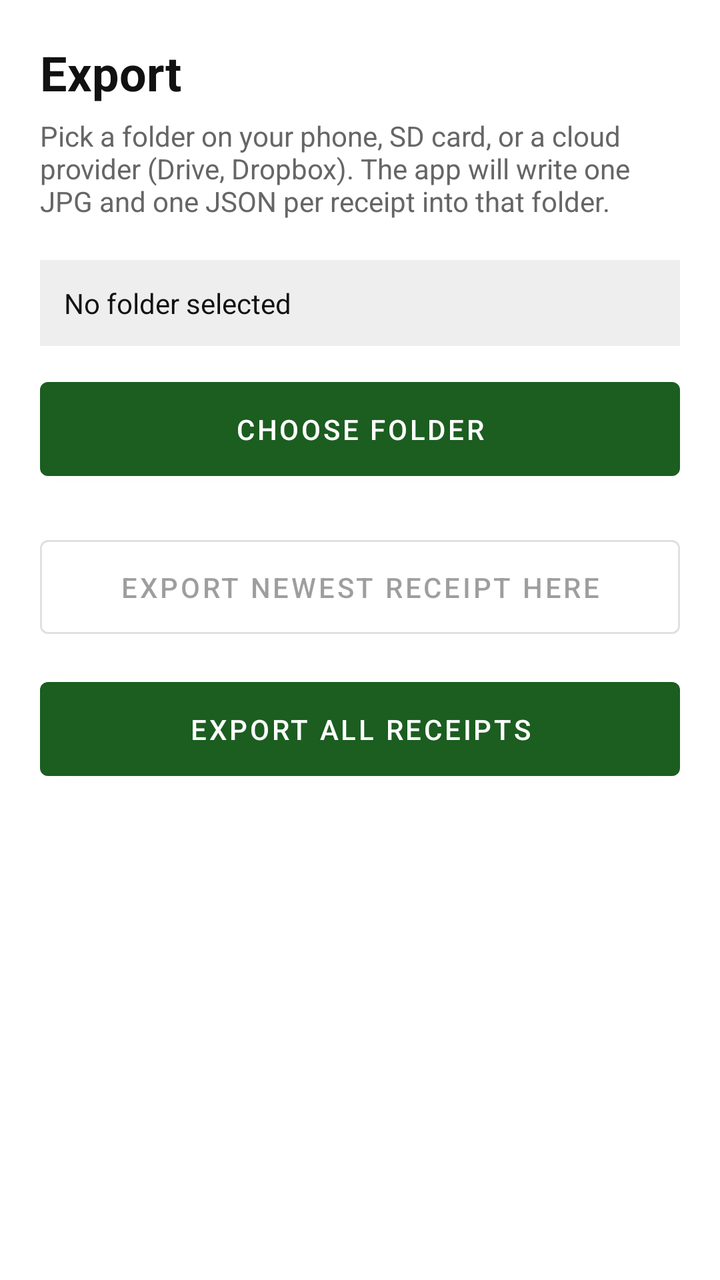
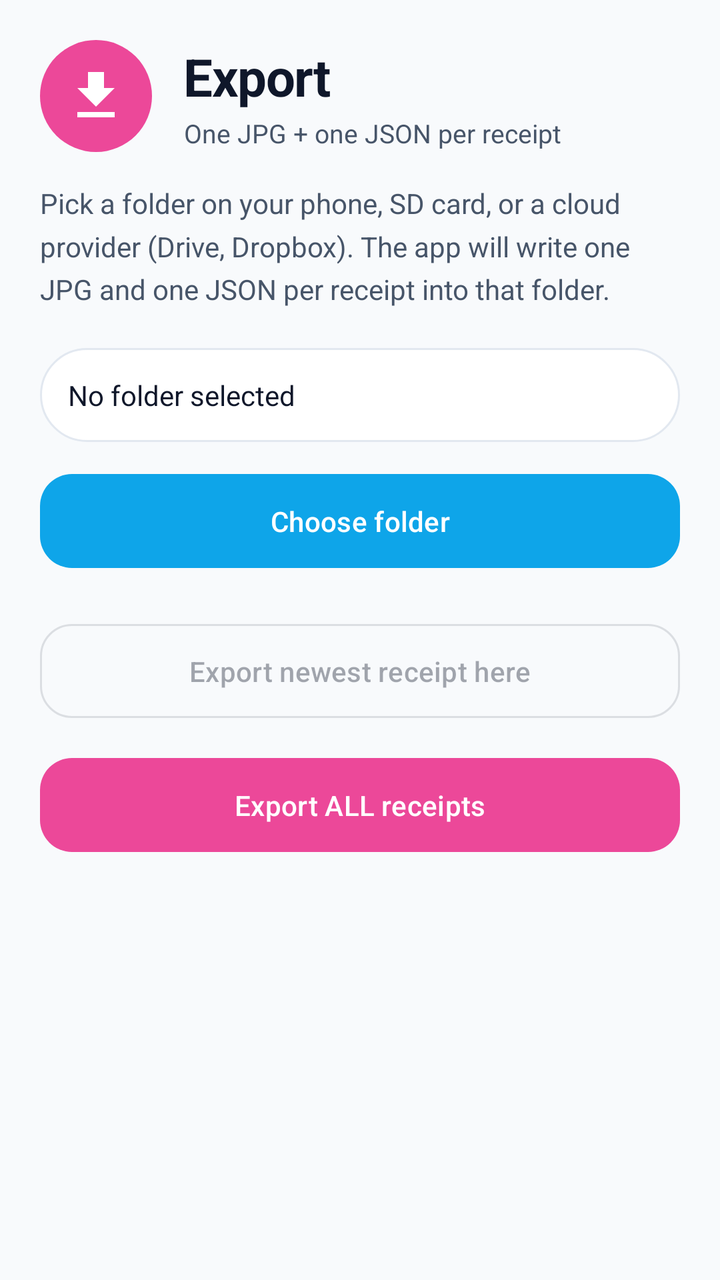

Two renders of the same Android screen: before a commit and after it. Below are the layout's source before the change and the commit's diff.
<!-- AndroidManifest.xml: application theme Theme.ReceiptTracker -->
<!-- res/layout/activity_export.xml -->
<?xml version="1.0" encoding="utf-8"?>
<ScrollView xmlns:android="http://schemas.android.com/apk/res/android"
    android:layout_width="match_parent"
    android:layout_height="match_parent"
    android:background="@color/background"
    android:fillViewport="true">

    <LinearLayout
        android:layout_width="match_parent"
        android:layout_height="wrap_content"
        android:orientation="vertical"
        android:padding="20dp">

        <TextView
            android:layout_width="wrap_content"
            android:layout_height="wrap_content"
            android:text="Export"
            android:textColor="@color/on_surface"
            android:textSize="24sp"
            android:textStyle="bold" />

        <TextView
            android:layout_width="match_parent"
            android:layout_height="wrap_content"
            android:layout_marginTop="6dp"
            android:layout_marginBottom="20dp"
            android:text="Pick a folder on your phone, SD card, or a cloud provider (Drive, Dropbox). The app will write one JPG and one JSON per receipt into that folder."
            android:textColor="@color/muted"
            android:textSize="14sp" />

        <TextView
            android:id="@+id/tv_folder"
            android:layout_width="match_parent"
            android:layout_height="wrap_content"
            android:background="@color/divider"
            android:padding="12dp"
            android:text="No folder selected"
            android:textColor="@color/on_surface"
            android:textSize="14sp" />

        <com.google.android.material.button.MaterialButton
            android:id="@+id/btn_pick"
            style="@style/Widget.MaterialComponents.Button"
            android:layout_width="match_parent"
            android:layout_height="wrap_content"
            android:layout_marginTop="12dp"
            android:padding="14dp"
            android:text="Choose folder" />

        <com.google.android.material.button.MaterialButton
            android:id="@+id/btn_export"
            style="@style/Widget.MaterialComponents.Button.OutlinedButton"
            android:layout_width="match_parent"
            android:layout_height="wrap_content"
            android:layout_marginTop="20dp"
            android:enabled="false"
            android:padding="14dp"
            android:text="Export newest receipt here" />

        <com.google.android.material.button.MaterialButton
            android:id="@+id/btn_export_all"
            style="@style/Widget.MaterialComponents.Button"
            android:layout_width="match_parent"
            android:layout_height="wrap_content"
            android:layout_marginTop="12dp"
            android:padding="14dp"
            android:text="Export ALL receipts" />

        <TextView
            android:id="@+id/tv_status"
            android:layout_width="match_parent"
            android:layout_height="wrap_content"
            android:layout_marginTop="20dp"
            android:textColor="@color/muted"
            android:textSize="13sp" />
    </LinearLayout>
</ScrollView>
<!-- resources referenced by this layout -->
<resources>
  <color name="background">#FFFFFFFF</color>
  <color name="divider">#FFEEEEEE</color>
  <color name="muted">#FF666666</color>
  <color name="on_surface">#FF111111</color>
  <style name="Theme.ReceiptTracker" parent="Theme.MaterialComponents.DayNight.NoActionBar">
          <item name="colorPrimary">@color/primary</item>
          <item name="colorPrimaryDark">@color/primary_variant</item>
          <item name="colorAccent">@color/primary</item>
          <item name="android:windowBackground">@color/background</item>
          <item name="android:textColorPrimary">@color/on_surface</item>
          <item name="android:textColorSecondary">@color/muted</item>
          <item name="android:statusBarColor" tools:targetApi="l">@color/primary_variant</item>
      </style>
  <color name="primary">#FF1B5E20</color>
  <color name="primary_variant">#FF003D00</color>
</resources>

<!-- the commit's change to res/layout/activity_export.xml (unified diff, before → after) -->
@@ -1,5 +1,6 @@
 <?xml version="1.0" encoding="utf-8"?>
 <ScrollView xmlns:android="http://schemas.android.com/apk/res/android"
+    xmlns:app="http://schemas.android.com/apk/res-auto"
     android:layout_width="match_parent"
     android:layout_height="match_parent"
     android:background="@color/background"
@@ -9,69 +10,114 @@
         android:layout_width="match_parent"
         android:layout_height="wrap_content"
         android:orientation="vertical"
-        android:padding="20dp">
+        android:paddingHorizontal="20dp"
+        android:paddingTop="20dp"
+        android:paddingBottom="32dp">
 
-        <TextView
-            android:layout_width="wrap_content"
+        
+        <LinearLayout
+            android:layout_width="match_parent"
             android:layout_height="wrap_content"
-            android:text="Export"
-            android:textColor="@color/on_surface"
-            android:textSize="24sp"
-            android:textStyle="bold" />
+            android:gravity="center_vertical"
+            android:orientation="horizontal">
+
+            <FrameLayout
+                android:layout_width="56dp"
+                android:layout_height="56dp"
+                android:background="@drawable/bg_icon_circle"
+                android:backgroundTint="@color/export_color">
+
+                <ImageView
+                    android:layout_width="32dp"
+                    android:layout_height="32dp"
+                    android:layout_gravity="center"
+                    android:src="@drawable/ic_export"
+                    android:importantForAccessibility="no" />
+            </FrameLayout>
+
+            <LinearLayout
+                android:layout_width="0dp"
+                android:layout_height="wrap_content"
+                android:layout_weight="1"
+                android:layout_marginStart="16dp"
+                android:orientation="vertical">
+
+                <TextView
+                    android:layout_width="wrap_content"
+                    android:layout_height="wrap_content"
+                    android:text="Export"
+                    android:textColor="@color/on_surface"
+                    android:textSize="26sp"
+                    android:textStyle="bold"
+                    android:letterSpacing="-0.02" />
+
+                <TextView
+                    android:layout_width="wrap_content"
+                    android:layout_height="wrap_content"
+                    android:layout_marginTop="2dp"
+                    android:text="One JPG + one JSON per receipt"
+                    android:textColor="@color/on_surface_variant"
+                    android:textSize="13sp" />
+            </LinearLayout>
+        </LinearLayout>
 
         <TextView
             android:layout_width="match_parent"
             android:layout_height="wrap_content"
-            android:layout_marginTop="6dp"
+            android:layout_marginTop="16dp"
             android:layout_marginBottom="20dp"
             android:text="Pick a folder on your phone, SD card, or a cloud provider (Drive, Dropbox). The app will write one JPG and one JSON per receipt into that folder."
-            android:textColor="@color/muted"
-            android:textSize="14sp" />
+            android:textColor="@color/on_surface_variant"
+            android:textSize="14sp"
+            android:lineSpacingMultiplier="1.3" />
 
         <TextView
             android:id="@+id/tv_folder"
             android:layout_width="match_parent"
             android:layout_height="wrap_content"
-            android:background="@color/divider"
-            android:padding="12dp"
+            android:background="@drawable/bg_action_card"
+            android:padding="14dp"
             android:text="No folder selected"
             android:textColor="@color/on_surface"
             android:textSize="14sp" />
 
         <com.google.android.material.button.MaterialButton
             android:id="@+id/btn_pick"
-            style="@style/Widget.MaterialComponents.Button"
             android:layout_width="match_parent"
             android:layout_height="wrap_content"
             android:layout_marginTop="12dp"
             android:padding="14dp"
-            android:text="Choose folder" />
+            android:text="Choose folder"
+            app:backgroundTint="@color/primary"
+            app:cornerRadius="16dp" />
 
         <com.google.android.material.button.MaterialButton
             android:id="@+id/btn_export"
-            style="@style/Widget.MaterialComponents.Button.OutlinedButton"
             android:layout_width="match_parent"
             android:layout_height="wrap_content"
             android:layout_marginTop="20dp"
             android:enabled="false"
             android:padding="14dp"
-            android:text="Export newest receipt here" />
+            android:text="Export newest receipt here"
+            style="@style/Widget.Material3.Button.OutlinedButton"
+            app:cornerRadius="16dp" />
 
         <com.google.android.material.button.MaterialButton
             android:id="@+id/btn_export_all"
-            style="@style/Widget.MaterialComponents.Button"
             android:layout_width="match_parent"
             android:layout_height="wrap_content"
             android:layout_marginTop="12dp"
             android:padding="14dp"
-            android:text="Export ALL receipts" />
+            android:text="Export ALL receipts"
+            app:backgroundTint="@color/export_color"
+            app:cornerRadius="16dp" />
 
         <TextView
             android:id="@+id/tv_status"
             android:layout_width="match_parent"
             android:layout_height="wrap_content"
             android:layout_marginTop="20dp"
-            android:textColor="@color/muted"
+            android:textColor="@color/on_surface_variant"
             android:textSize="13sp" />
     </LinearLayout>
 </ScrollView>
<!-- resource entries referenced after the edit -->
@@ -1,19 +1,110 @@
 <!-- resources referenced by this layout -->
 <resources>
-  <color name="background">#FFFFFFFF</color>
-  <color name="divider">#FFEEEEEE</color>
-  <color name="muted">#FF666666</color>
-  <color name="on_surface">#FF111111</color>
-  <style name="Theme.ReceiptTracker" parent="Theme.MaterialComponents.DayNight.NoActionBar">
+  <color name="background">#FFF8FAFC</color>
+  <color name="export_color">#FFEC4899</color>
+  <color name="on_surface">#FF0F172A</color>
+  <color name="on_surface_variant">#FF475569</color>
+  <style name="Theme.ReceiptTracker" parent="Theme.Material3.Light.NoActionBar">
+          
           <item name="colorPrimary">@color/primary</item>
-          <item name="colorPrimaryDark">@color/primary_variant</item>
-          <item name="colorAccent">@color/primary</item>
-          <item name="android:windowBackground">@color/background</item>
-          <item name="android:textColorPrimary">@color/on_surface</item>
-          <item name="android:textColorSecondary">@color/muted</item>
-          <item name="android:statusBarColor" tools:targetApi="l">@color/primary_variant</item>
+          <item name="colorOnPrimary">@color/on_primary</item>
+          <item name="colorPrimaryContainer">@color/primary_container</item>
+          <item name="colorOnPrimaryContainer">@color/on_primary_container</item>
+  
+          <item name="colorSecondary">@color/secondary</item>
+          <item name="colorOnSecondary">@color/on_secondary</item>
+          <item name="colorSecondaryContainer">@color/secondary_container</item>
+          <item name="colorOnSecondaryContainer">@color/on_secondary_container</item>
+  
+          <item name="colorTertiary">@color/tertiary</item>
+          <item name="colorOnTertiary">@color/on_tertiary</item>
+          <item name="colorTertiaryContainer">@color/tertiary_container</item>
+          <item name="colorOnTertiaryContainer">@color/on_tertiary_container</item>
+  
+          <item name="colorError">@color/error</item>
+          <item name="colorOnError">@color/on_primary</item>
+          <item name="colorErrorContainer">@color/error_container</item>
+          <item name="colorOnErrorContainer">@color/on_error_container</item>
+  
+          
+          <item name="android:colorBackground">@color/background</item>
+          <item name="colorSurface">@color/surface</item>
+          <item name="colorOnSurface">@color/on_surface</item>
+          <item name="colorOnSurfaceVariant">@color/on_surface_variant</item>
+          <item name="colorSurfaceVariant">@color/surface_variant</item>
+          <item name="colorOutline">@color/outline</item>
+          <item name="colorOutlineVariant">@color/outline_variant</item>
+  
+          
+          <item name="android:statusBarColor" tools:targetApi="l">@color/primary_dark</item>
+          <item name="android:navigationBarColor" tools:targetApi="l">@color/background</item>
+          <item name="android:windowLightStatusBar" tools:targetApi="m">false</item>
+          <item name="android:windowLightNavigationBar" tools:targetApi="o_mr1">true</item>
+  
+          
+          <item name="textAppearanceHeadlineLarge">@style/TextAppearance.ReceiptTracker.HeadlineLarge</item>
+          <item name="textAppearanceTitleLarge">@style/TextAppearance.ReceiptTracker.TitleLarge</item>
+          <item name="textAppearanceBodyLarge">@style/TextAppearance.ReceiptTracker.BodyLarge</item>
       </style>
-  <color name="primary">#FF1B5E20</color>
-  <color name="primary_variant">#FF003D00</color>
+  <color name="surface">#FFFFFFFF</color>
+  <color name="outline_variant">#FFE2E8F0</color>
+  <color name="surface_variant">#FFF1F5F9</color>
+  <color name="white">#FFFFFFFF</color>
+  <color name="on_primary">#FFFFFFFF</color>
+  <color name="primary_container">#FFE0F2FE</color>
+  <color name="on_primary_container">#FF0C4A6E</color>
+  <color name="secondary">#FF8B5CF6</color>
+  <color name="on_secondary">#FFFFFFFF</color>
+  <color name="secondary_container">#FFEDE9FE</color>
+  <color name="on_secondary_container">#FF3B0764</color>
+  <color name="tertiary">#FFEC4899</color>
+  <color name="on_tertiary">#FFFFFFFF</color>
+  <color name="tertiary_container">#FFFCE7F3</color>
+  <color name="on_tertiary_container">#FF831843</color>
+  <color name="error">#FFEF4444</color>
+  <color name="error_container">#FFFEE2E2</color>
+  <color name="on_error_container">#FF7F1D1D</color>
+  <color name="outline">#FFCBD5E1</color>
+  <color name="primary_dark">#FF0284C7</color>
+  <style name="TextAppearance.ReceiptTracker.HeadlineLarge" parent="TextAppearance.Material3.HeadlineLarge">
+          <item name="android:textStyle">bold</item>
+          <item name="android:letterSpacing">-0.02</item>
+      </style>
+  <style name="TextAppearance.ReceiptTracker.TitleLarge" parent="TextAppearance.Material3.TitleLarge">
+          <item name="android:textStyle">bold</item>
+          <item name="android:letterSpacing">-0.01</item>
+      </style>
+  <style name="TextAppearance.ReceiptTracker.BodyLarge" parent="TextAppearance.Material3.BodyLarge">
+          <item name="android:lineSpacingMultiplier">1.15</item>
+      </style>
+  <color name="primary">#FF0EA5E9</color>
+  <!-- drawable bg_action_card (drawable) -->
+  <?xml version="1.0" encoding="utf-8"?>
+  <shape xmlns:android="http://schemas.android.com/apk/res/android"
+      android:shape="rectangle">
+      <solid android:color="@color/surface" />
+      <corners android:radius="24dp" />
+      <stroke
+          android:width="1dp"
+          android:color="@color/outline_variant" />
+  </shape>
+  <!-- drawable bg_icon_circle (drawable) -->
+  <?xml version="1.0" encoding="utf-8"?>
+  <shape xmlns:android="http://schemas.android.com/apk/res/android"
+      android:shape="oval">
+      <solid android:color="@color/surface_variant" />
+  </shape>
+  <!-- drawable ic_export (drawable) -->
+  <?xml version="1.0" encoding="utf-8"?>
+  <vector xmlns:android="http://schemas.android.com/apk/res/android"
+      android:width="32dp"
+      android:height="32dp"
+      android:viewportWidth="24"
+      android:viewportHeight="24"
+      android:tint="@color/white">
+      <path
+          android:fillColor="@android:color/white"
+          android:pathData="M5,20H19V18H5V20M19,9H15V3H9V9H5L12,16L19,9Z" />
+  </vector>
 </resources>
 
